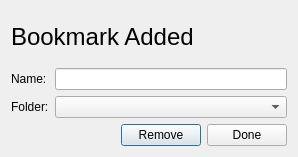
Old version of the form Browser/Widgets/AddBookmarkDialog.ui in the repository LeFroid/Viper-Browser.
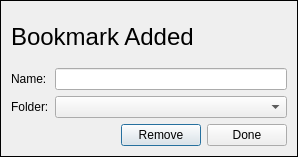
New version of the form.

Commit message:
AddBookmarkDialog: Modified so that it will appear under the URL bar when shown
FaviconStorage: Should now be able to handle GZIP-formatted favicons

```diff
--- a/Browser/Widgets/AddBookmarkDialog.ui
+++ b/Browser/Widgets/AddBookmarkDialog.ui
@@ -13,6 +13,9 @@
   <property name="windowTitle">
    <string>Bookmark Added</string>
   </property>
+  <property name="styleSheet">
+   <string notr="true">QDialog { border: 1px solid #000000; }</string>
+  </property>
   <layout class="QVBoxLayout" name="verticalLayout">
    <item>
     <widget class="QLabel" name="labelBookmarkAdded">
```
The commit also changes 2 other files.
